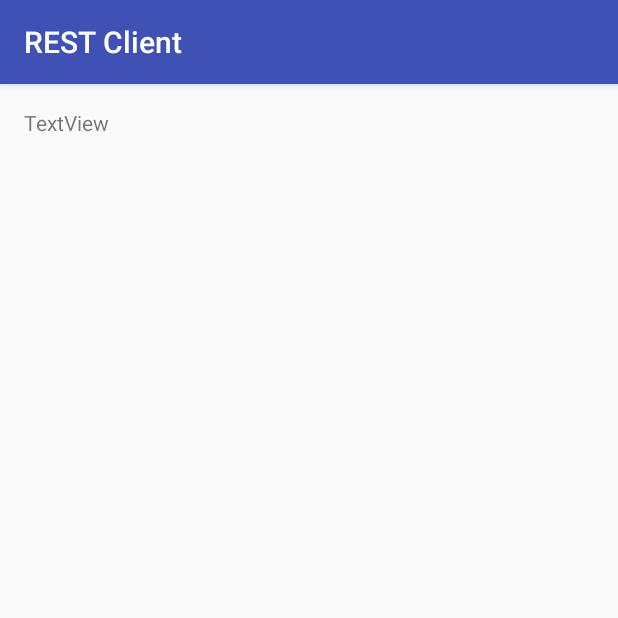
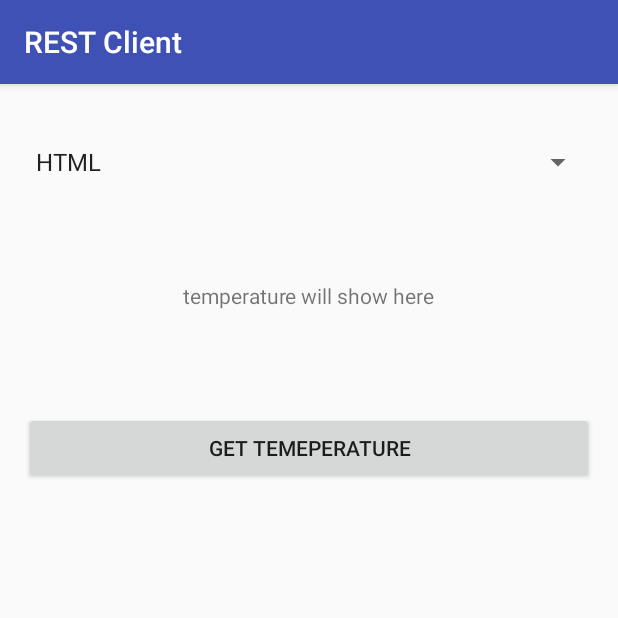
Before and after one commit to manuelgr0/DS_Project2, an Android app: the REST_client screen opened directly, with no data from a screen before it, on a phone screen of 412 x 824 dp, the top half of it. Run offline under Robolectric (Android 15) with nearby library versions, the phone set to English and light mode, and no system bars.

Commit message:
finished task1

```diff
--- a/VS_anicolus_Webservices/app/src/main/java/ch/ethz/inf/vs/a2/anicolus/webservices/REST_client.java
+++ b/VS_anicolus_Webservices/app/src/main/java/ch/ethz/inf/vs/a2/anicolus/webservices/REST_client.java
@@ -3,30 +3,76 @@ package ch.ethz.inf.vs.a2.anicolus.webservices;
 import android.support.v7.app.AppCompatActivity;
 import android.os.Bundle;
 import android.util.Log;
+import android.view.View;
+import android.widget.Button;
+import android.widget.Spinner;
 import android.widget.TextView;
+import android.widget.Toast;
 
 import ch.ethz.inf.vs.a2.sensor.SensorListener;
+import ch.ethz.inf.vs.a2.solution.sensor.JsonSensor;
 import ch.ethz.inf.vs.a2.solution.sensor.RawHttpSensor;
+import ch.ethz.inf.vs.a2.solution.sensor.TextSensor;
 
-public class REST_client extends AppCompatActivity implements SensorListener{
+import static android.R.attr.data;
+
+public class REST_client extends AppCompatActivity implements SensorListener {
 
     private TextView temperature;
+    private Spinner spinner;
+    private Button button;
+
     private RawHttpSensor http = new RawHttpSensor();
+    private TextSensor text = new TextSensor();
+    private JsonSensor json = new JsonSensor();
 
     @Override
     protected void onCreate(Bundle savedInstanceState) {
         super.onCreate(savedInstanceState);
         setContentView(R.layout.activity_rest_client);
 
-        //find textView on activity
-       temperature = (TextView) findViewById(R.id.temp);
+        //find textView, spinner & button on activity
+        temperature = (TextView) findViewById(R.id.temp);
+        spinner = (Spinner) findViewById(R.id.spinner);
+        button = (Button) findViewById(R.id.button);
 
-        //adding to list of HttpSensor listeners
+        //adding activity to list of sensors as listener
         http.registerListener(this);
+        text.registerListener(this);
+        json.registerListener(this);
 
-        //get temperature
-        http.getTemperature();
 
+        button.setOnClickListener(new View.OnClickListener() {
+            public void onClick(View v) {
+                displayTemperature();
+            }
+        });
+
+
+    }
+
+    public void displayTemperature() {
+        switch (spinner.getSelectedItem().toString()) {
+            case "HTML":
+                http.getTemperature();
+                Toast.makeText(this, "Temperature updated using HTML",
+                        Toast.LENGTH_SHORT).show();
+                break;
+            case "Plain text":
+                text.getTemperature();
+                Toast.makeText(this, "Temperature updated using plain text",
+                        Toast.LENGTH_SHORT).show();
+                break;
+            case "JSON":
+                json.getTemperature();
+                Toast.makeText(this, "Temperature updated using JSON Object",
+                        Toast.LENGTH_SHORT).show();
+                break;
+            default:
+                Toast.makeText(this, "Temperature not updated",
+                        Toast.LENGTH_SHORT).show();
+
+        }
 
 
     }
@@ -34,7 +80,7 @@ public class REST_client extends AppCompatActivity implements SensorListener{
     @Override
     public void onReceiveSensorValue(double value) {
 
-        temperature.setText(String.valueOf(value));
+        temperature.setText("Temperature is " + String.valueOf(value)+"°");
 
     }
 
--- a/VS_anicolus_Webservices/app/src/main/res/layout/activity_rest_client.xml
+++ b/VS_anicolus_Webservices/app/src/main/res/layout/activity_rest_client.xml
@@ -10,11 +10,31 @@
     android:paddingTop="@dimen/activity_vertical_margin"
     tools:context="ch.ethz.inf.vs.a2.anicolus.webservices.REST_client">
 
-    <TextView
-        android:text="TextView"
-        android:layout_width="wrap_content"
+    <Spinner
+        android:layout_width="match_parent"
         android:layout_height="wrap_content"
         android:layout_alignParentTop="true"
         android:layout_alignParentStart="true"
-        android:id="@+id/temp" />
+        android:layout_marginTop="24dp"
+        android:id="@+id/spinner"
+        android:entries="@array/methods" />
+
+    <Button
+        android:text="get temeperature"
+        android:layout_width="match_parent"
+        android:layout_height="wrap_content"
+        android:layout_below="@+id/temp"
+        android:layout_marginTop="68dp"
+        android:id="@+id/button"
+        android:layout_alignParentEnd="true" />
+
+    <TextView
+        android:text="temperature will show here"
+        android:layout_width="wrap_content"
+        android:layout_height="wrap_content"
+        android:id="@+id/temp"
+        android:layout_marginTop="67dp"
+        android:layout_below="@+id/spinner"
+        android:layout_centerHorizontal="true" />
+
 </RelativeLayout>
--- /dev/null
+++ b/VS_anicolus_Webservices/app/src/main/res/values/array.xml
@@ -0,0 +1,14 @@
+<?xml version="1.0" encoding="utf-8"?>
+<resources>
+    <string-array name="methods">
+
+        <item>HTML</item>
+
+        <item>Plain text</item>
+
+        <item>JSON</item>
+
+    </string-array>
+
+    <string name="methods" />
+</resources>
```
Also changed, not shown: VS_anicolus_Webservices/app/src/main/java/ch/ethz/inf/vs/a2/solution/sensor/JsonSensor.java (+57 -5 lines), VS_anicolus_Webservices/app/src/main/java/ch/ethz/inf/vs/a2/solution/sensor/TextSensor.java (+48 -5 lines).
